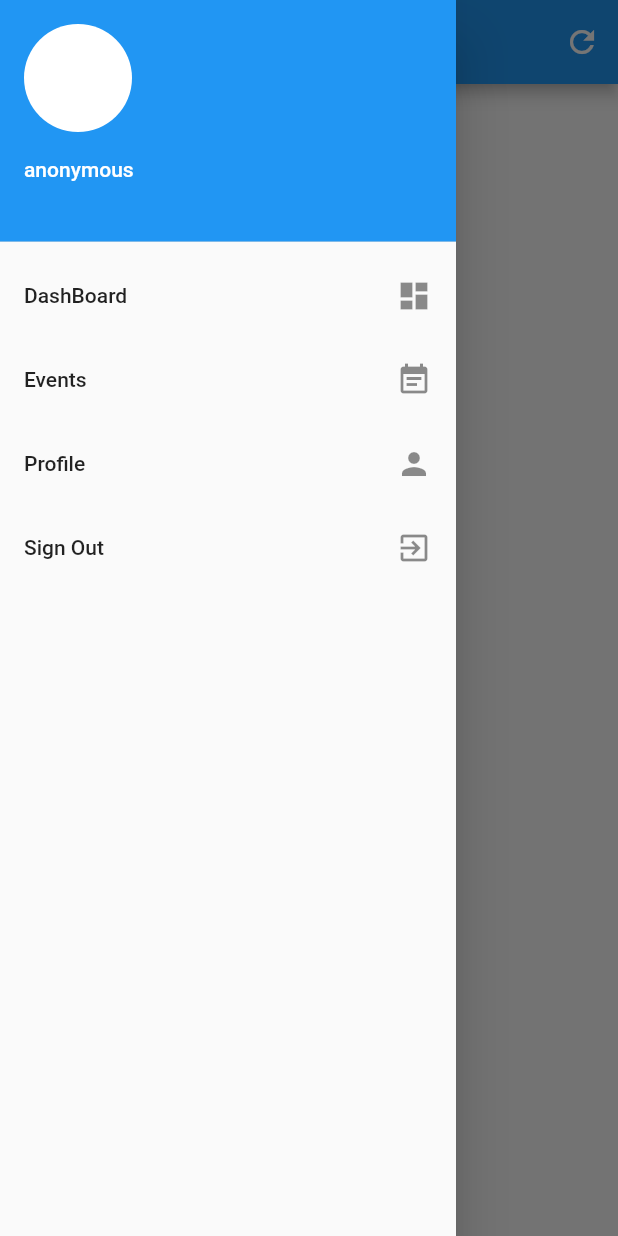
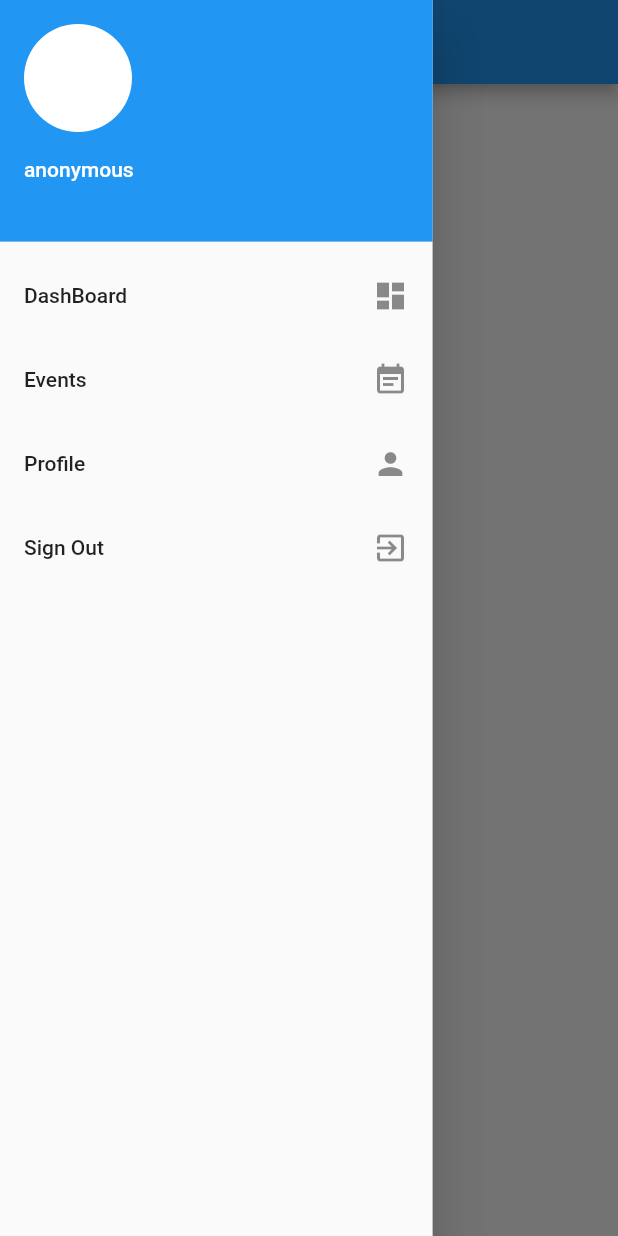
Before and after one commit to sundarlucifer/community-app, a Flutter app: the screen it shows once a user with an empty profile is signed in, with the side drawer open, on a phone screen of 412 x 824 dp. Run offline on Flutter 3.47's test engine with Material 2 defaults, Android fonts, the phone set to English and light mode, and no system bars; our stand-ins replace cloud_firestore, firebase_auth, google_sign_in; accounts and stored records are empty.

```diff
--- a/lib/screens/home_screen.dart
+++ b/lib/screens/home_screen.dart
@@ -16,19 +16,25 @@ class _HomeScreenState extends State<HomeScreen> {
 
   getEventIds() async {
     myEvents = (await authService.getMyEventIds()).documents.map((d) => d.documentID).toList();
+    setState(() => myEvents);
     print('Mine: '+myEvents.toString());
   }
 
   @override
+  void initState() {
+    getEventIds();
+    super.initState();
+  }
+
+  @override
   Widget build(BuildContext context) {
-    getEventIds();
     return Scaffold(
-      drawer: MyDrawer(),
+      drawer: SizedBox(
+        width: MediaQuery.of(context).size.width * 0.7,
+        child: MyDrawer(),
+      ),
       appBar: AppBar(
         title: Text('DashBoard'),
-        actions: [
-          IconButton(icon: Icon(Icons.refresh), onPressed: () => setState(() => null),)
-        ],
       ),
       body: StreamBuilder(
         stream: authService.getEvents(),
@@ -113,7 +119,7 @@ class CustomCard extends StatelessWidget {
     );
   }
 
-  // _subscribe() {
-  //   authService.subscribeEvent(_event.id);
+  // _unSubscribe() {
+  //   authService.unSubscribeEvent(_event.id);
   // }
 }
```
